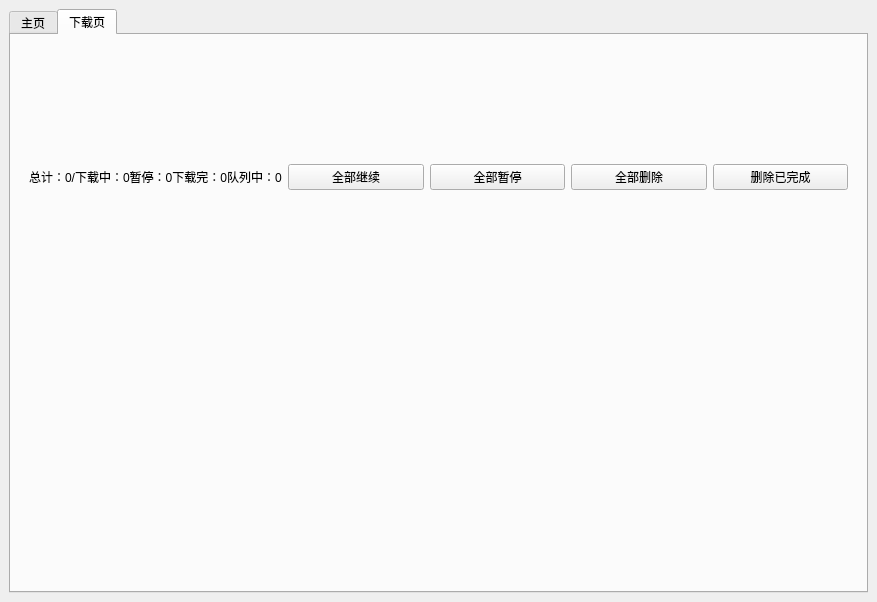
The window that mainwindow.ui (02xmysummer/Tiktok-Down) describes before a commit, drawn with Qt 5.
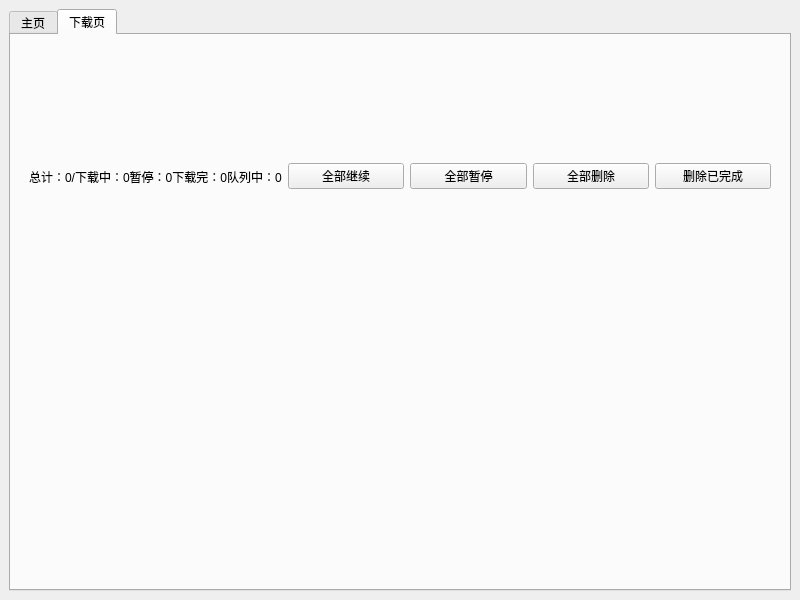
The same window after the commit. Icons and pictures are not drawn.

```diff
--- a/mainwindow.ui
+++ b/mainwindow.ui
@@ -6,10 +6,22 @@
    <rect>
     <x>0</x>
     <y>0</y>
-    <width>877</width>
-    <height>602</height>
+    <width>800</width>
+    <height>600</height>
    </rect>
   </property>
+  <property name="minimumSize">
+   <size>
+    <width>800</width>
+    <height>600</height>
+   </size>
+  </property>
+  <property name="maximumSize">
+   <size>
+    <width>800</width>
+    <height>600</height>
+   </size>
+  </property>
   <property name="windowTitle">
    <string>Tiktok Down</string>
   </property>
```
